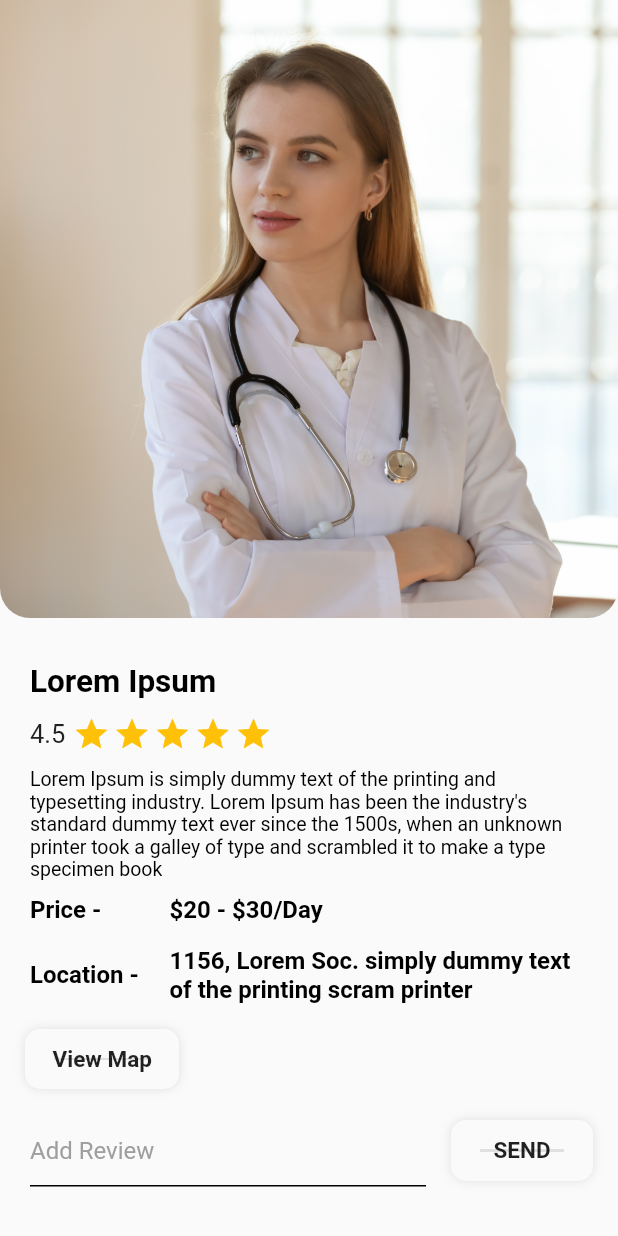
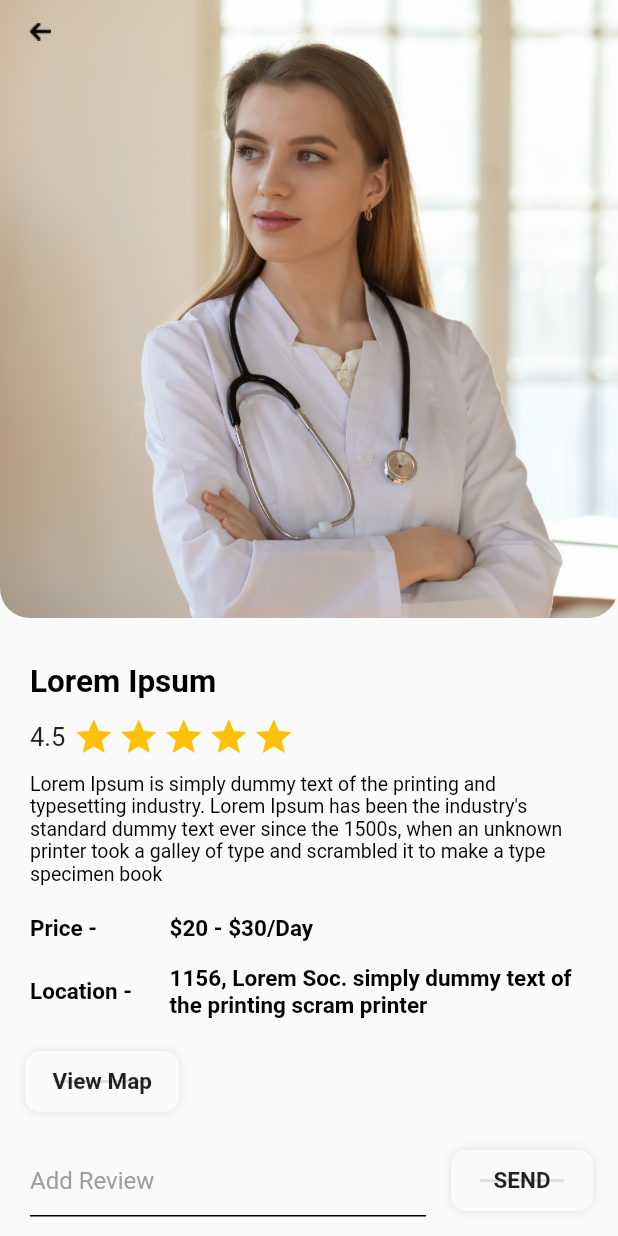
Before and after one commit to rushit5560/Booking_Management_Project, a Flutter app: the VendorListScreen screen opened directly, after a tap on "Lorem Ipsum", on a phone screen of 412 x 824 dp. Run offline on Flutter 3.47's test engine with Material 2 defaults, Android fonts, the phone set to English and light mode, and no system bars; drawn by our look-alikes of flutter_rating_bar; our stand-ins replace get, pin_input_text_field.

Commit message:
vendor details screen

```diff
--- /dev/null
+++ b/booking_management/lib/controllers/vendor_details_screen_controller/vendor_details_screen_controller.dart
@@ -0,0 +1,7 @@
+import 'package:flutter/material.dart';
+import 'package:get/get.dart';
+
+class VendorDetailsScreenController extends GetxController{
+  final TextEditingController reviewFieldController = TextEditingController();
+  GlobalKey<FormState> reviewFormKey = GlobalKey<FormState>();
+}
--- a/booking_management/lib/screens/vendor_details_screen/vendor_details_screen.dart
+++ b/booking_management/lib/screens/vendor_details_screen/vendor_details_screen.dart
@@ -1,15 +1,23 @@
+import 'package:booking_management/common/constants/app_images.dart';
 import 'package:booking_management/common/extension_methods/extension_methods.dart';
+import 'package:booking_management/controllers/vendor_details_screen_controller/vendor_details_screen_controller.dart';
 import 'package:booking_management/screens/vendor_details_screen/vendor_details_screen_widgets.dart';
 import 'package:flutter/material.dart';
+import 'package:get/get.dart';
 
 class VendorDetailScreen extends StatelessWidget {
-  const VendorDetailScreen({Key? key}) : super(key: key);
+  VendorDetailScreen({Key? key}) : super(key: key);
+
+  final vendorDetailsScreenController = Get.put(VendorDetailsScreenController());
 
   @override
   Widget build(BuildContext context) {
     return Scaffold(
       body: SafeArea(
-        child: SingleChildScrollView(
+        child: Stack(
+          alignment: Alignment.topLeft,
+          children: [
+            SingleChildScrollView(
               child: Column(
                 crossAxisAlignment: CrossAxisAlignment.start,
                 children: [
@@ -24,17 +32,23 @@ class VendorDetailScreen extends StatelessWidget {
                       Ratting(),
                       SizedBox(height: 10,),
                       Description(),
-                  SizedBox(height: 10,),
+                      SizedBox(height: 20,),
                       PriceAndLocation(),
-                  SizedBox(height: 20,),
+                      SizedBox(height: 25,),
                       ViewMapButtonModule(),
-                  SizedBox(height: 20,),
-                  ReviewTextFieldAndButtonModule()
+                      SizedBox(height: 25,),
+                      ReviewTextFieldAndButtonModule(),
+                      SizedBox(height: 40,),
+                      BookAppointmentButtonModule()
                     ],
                   ).commonAllSidePadding(20)
                 ],
               ),
             ),
+            const BackArrow()
+
+          ],
+        ),
       ),
     );
   }
--- a/booking_management/lib/screens/vendor_details_screen/vendor_details_screen_widgets.dart
+++ b/booking_management/lib/screens/vendor_details_screen/vendor_details_screen_widgets.dart
@@ -1,10 +1,12 @@
 import 'package:booking_management/common/constants/app_images.dart';
 import 'package:booking_management/common/field_validation.dart';
-import 'package:flutter/cupertino.dart';
+import 'package:booking_management/controllers/vendor_details_screen_controller/vendor_details_screen_controller.dart';
 import 'package:flutter/foundation.dart';
 import 'package:flutter/material.dart';
 import 'package:flutter_rating_bar/flutter_rating_bar.dart';
 import 'package:get/get.dart';
+
+VendorDetailsScreenController screenController = Get.find<VendorDetailsScreenController>();
 
 class ProfileModule extends StatelessWidget {
   const ProfileModule({Key? key}) : super(key: key);
@@ -17,6 +19,23 @@ class ProfileModule extends StatelessWidget {
     );
   }
 }
+
+class BackArrow extends StatelessWidget {
+  const BackArrow({Key? key}) : super(key: key);
+
+  @override
+  Widget build(BuildContext context) {
+    return GestureDetector(
+      onTap: (){
+        Get.back();
+      },
+      child: Container(
+          margin: EdgeInsets.only(top: 15, left: 20),
+          child: Image.asset(AppImages.backArrowImg)),
+    );
+  }
+}
+
 
 class VendorName extends StatelessWidget {
   const VendorName({Key? key}) : super(key: key);
@@ -42,7 +61,7 @@ class Ratting extends StatelessWidget {
           direction: Axis.horizontal,
           allowHalfRating: true,
           itemCount: 5,
-          itemSize: 25,
+          itemSize: 28,
           itemPadding: const EdgeInsets.symmetric(horizontal: 1.0),
           itemBuilder: (context, _) => const Icon(
             Icons.star,
@@ -81,10 +100,10 @@ class PriceAndLocation extends StatelessWidget {
           children: const [
             Expanded(
               flex: 1,
-                child: Text("Price -", style: TextStyle(color: Colors.black, fontWeight: FontWeight.bold, fontSize: 16),)),
+                child: Text("Price -", style: TextStyle(color: Colors.black, fontWeight: FontWeight.bold, fontSize: 15),)),
             Expanded(
                 flex: 3,
-                child: Text("\$20 - \$30/Day", style: TextStyle(color: Colors.black, fontWeight: FontWeight.bold, fontSize: 16)))
+                child: Text("\$20 - \$30/Day", style: TextStyle(color: Colors.black, fontWeight: FontWeight.bold, fontSize: 15)))
           ],
         ),
         SizedBox(height: 15,),
@@ -92,11 +111,11 @@ class PriceAndLocation extends StatelessWidget {
           children: const [
             Expanded(
                 flex: 1,
-                child: Text("Location -", style: TextStyle(color: Colors.black, fontWeight: FontWeight.bold, fontSize: 16),)),
+                child: Text("Location -", style: TextStyle(color: Colors.black, fontWeight: FontWeight.bold, fontSize: 15),)),
             Expanded(
                 flex: 3,
                 child: Text("1156, Lorem Soc. simply dummy text of the printing scram printer",
-                    style: TextStyle(color: Colors.black, fontWeight: FontWeight.bold, fontSize: 16)))
+                    style: TextStyle(color: Colors.black, fontWeight: FontWeight.bold, fontSize: 15)))
           ],
         ),
       ],
@@ -145,12 +164,14 @@ class ReviewTextFieldAndButtonModule extends StatelessWidget {
 
   @override
   Widget build(BuildContext context) {
-    return Row(
+    return Form(
+      key: screenController.reviewFormKey,
+      child: Row(
         children: [
           Expanded(
             flex: 3,
             child:  TextFormField(
-              //controller: screenController.passwordFieldController,
+                controller: screenController.reviewFieldController,
                 keyboardType: TextInputType.text,
                 validator: (value) => FieldValidator().validateReview(value!),
                 decoration: const InputDecoration(
@@ -172,7 +193,7 @@ class ReviewTextFieldAndButtonModule extends StatelessWidget {
             flex: 1,
             child: GestureDetector(
               onTap: () {
-
+                if(screenController.reviewFormKey.currentState!.validate()){}
               },
               child: Container(
                 decoration: BoxDecoration(
@@ -186,8 +207,8 @@ class ReviewTextFieldAndButtonModule extends StatelessWidget {
                       ),
                     ]
                 ),
-              child: Padding(
-                padding: const EdgeInsets.all(8.0),
+                child: const Padding(
+                  padding: EdgeInsets.all(8.0),
                   child: Center(
                     child: Text(
                       'SEND',
@@ -202,6 +223,46 @@ class ReviewTextFieldAndButtonModule extends StatelessWidget {
             ),
           )
         ],
+      ),
     );
   }
 }
+
+class BookAppointmentButtonModule extends StatelessWidget {
+  const BookAppointmentButtonModule({Key? key}) : super(key: key);
+
+  @override
+  Widget build(BuildContext context) {
+    return GestureDetector(
+      onTap: () {
+
+      },
+      child: Container(
+        alignment: Alignment.centerRight,
+        child: Container(
+          decoration: BoxDecoration(
+              borderRadius: BorderRadius.circular(10),
+              boxShadow: [
+                BoxShadow(
+                  spreadRadius: 3,
+                  blurRadius: 5,
+                  color: Colors.grey.shade300,
+                  blurStyle: BlurStyle.outer,
+                ),
+              ]
+          ),
+          child: const Padding(
+            padding: EdgeInsets.all(12.0),
+            child: Text(
+              'BOOK APPOINTMENT',
+              style: TextStyle(
+                fontWeight: FontWeight.bold,
+                fontSize: 15,
+              ),
+            ),
+          ),
+        ),
+      ),
+    );
+  }
+}
--- a/booking_management/lib/screens/vendor_list_screen/vendor_list_screen_widgets.dart
+++ b/booking_management/lib/screens/vendor_list_screen/vendor_list_screen_widgets.dart
@@ -46,7 +46,7 @@ class VendorList extends StatelessWidget {
   Widget vendorListModule(){
     return GestureDetector(
       onTap: (){
-        Get.to(() => const VendorDetailScreen());
+        Get.to(() => VendorDetailScreen());
       },
       child: Container(
         margin: const EdgeInsets.only(bottom: 20),
```
Lines whose indentation alone changed are shown as unchanged.
